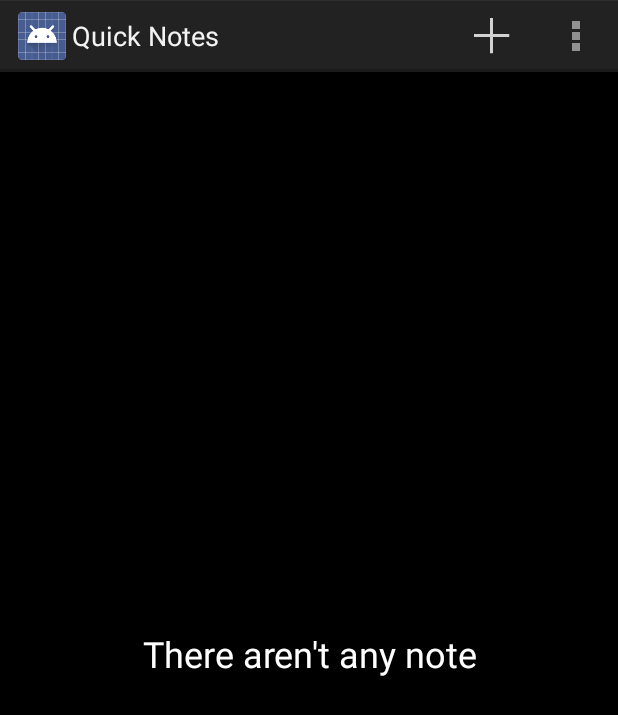
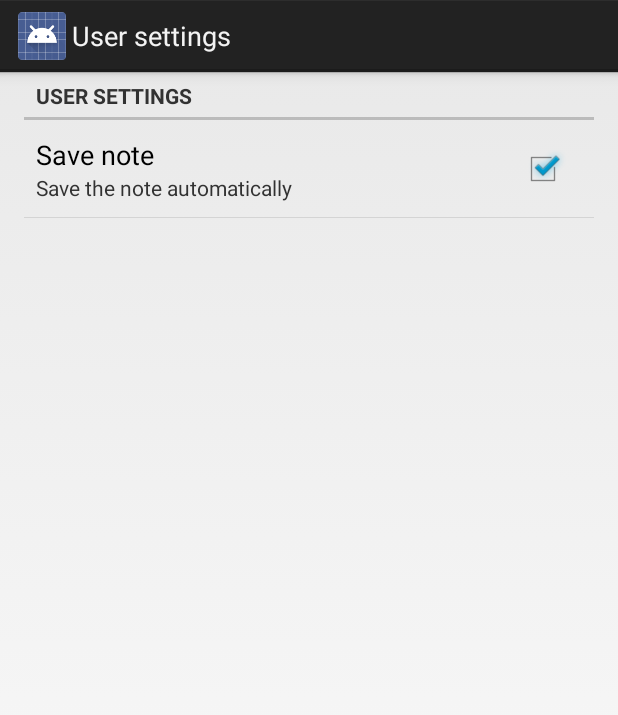
Before and after one commit to AntonioDiaz/QuickNotesApp, an Android app: the screen it shows after launch (MainActivity before the commit, UserSettingActivity after it), in the options menu, after a tap on "Settings", on a phone screen of 412 x 824 dp. Shown: the top 715 px of the screen. Run offline under Robolectric (Android 15) with nearby library versions, the phone set to English and light mode, and no system bars; 1 statement that could not run was skipped.

Commit message:
Save note automatically.

```diff
--- a/app/build.gradle
+++ b/app/build.gradle
@@ -20,10 +20,11 @@ android {
     }
 }
 
-repositories {mavenCentral()}
+repositories { mavenCentral() }
 
 dependencies {
     compile fileTree(dir: 'libs', include: ['*.jar'])
     compile 'org.droidparts:droidparts:2.6.4'
     compile 'com.google.code.gson:gson:2.3.1'
+    compile 'com.android.support:support-v4:21.0.3'
 }
--- a/app/src/main/java/com/example/toni/myapplication/EditNoteActivity.java
+++ b/app/src/main/java/com/example/toni/myapplication/EditNoteActivity.java
@@ -6,8 +6,11 @@ import android.app.DialogFragment;
 import android.content.Context;
 import android.content.DialogInterface;
 import android.content.Intent;
+import android.content.SharedPreferences;
 import android.os.Bundle;
+import android.preference.PreferenceManager;
 import android.util.Log;
+import android.view.KeyEvent;
 import android.view.Menu;
 import android.view.MenuInflater;
 import android.view.MenuItem;
@@ -73,8 +76,11 @@ public class EditNoteActivity  extends Activity implements NewNoteNameDialogFrag
         mShareActionProvider = (ShareActionProvider)menuItem.getActionProvider();
         EditText editText = (EditText) findViewById(R.id.edit_text);
         mShareActionProvider.setShareIntent(getDefaultIntent(editText.getText().toString()));
+
         return super.onCreateOptionsMenu(menu);
     }
+
+
 
     private Intent getDefaultIntent(String text) {
         Intent sendIntent = new Intent();
@@ -90,6 +96,14 @@ public class EditNoteActivity  extends Activity implements NewNoteNameDialogFrag
         menu.findItem(R.id.action_delete).setEnabled(true);
         if (this.noteUpdate==null) {
             menu.findItem(R.id.action_delete).setEnabled(false);
+        }
+        SharedPreferences preferences = PreferenceManager.getDefaultSharedPreferences(this);
+        boolean autoSave = preferences.getBoolean(getString(R.string.preference_key_save), true);
+        menu.findItem(R.id.action_save).setEnabled(true);
+        menu.findItem(R.id.action_save).setVisible(true);
+        if (autoSave) {
+            menu.findItem(R.id.action_save).setEnabled(false);
+            menu.findItem(R.id.action_save).setVisible(false);
         }
         return true;
     }
@@ -113,10 +127,11 @@ public class EditNoteActivity  extends Activity implements NewNoteNameDialogFrag
         return myReturn;
     }
 
+    /** Delete note from the phone. */
     private void deleteNote() {
         AlertDialog.Builder builder = new AlertDialog.Builder(this);
+        builder.setTitle(R.string.delete_note);
         builder.setMessage(R.string.delete_confirm);
-        builder.setTitle(R.string.delete_note);
         builder.setNegativeButton(R.string.cancel, new DialogInterface.OnClickListener() {
             public void onClick(DialogInterface dialog, int id) { }
         });
@@ -130,6 +145,7 @@ public class EditNoteActivity  extends Activity implements NewNoteNameDialogFrag
         dialog.show();
     }
 
+    /** Change the note name. */
     private void renameNote() {
         DialogFragment newNoteNameDialogFragment = new NewNoteNameDialogFragment();
         Bundle args = new Bundle();
@@ -143,14 +159,12 @@ public class EditNoteActivity  extends Activity implements NewNoteNameDialogFrag
         newNoteNameDialogFragment.show(getFragmentManager(), "note_name_dialog");
     }
 
-    /**
-     * Persist a note. If is a new note, before to save add a new note.
-     *
-     */
+    /** Persist a note. If is a new note, before to save add a new note. */
     private void saveNote() {
         EditText editText = (EditText) findViewById(R.id.edit_text);
         String newText = editText.getText().toString();
         try {
+            if (this.hasChangeText()) {
                 if (this.noteUpdate==null) {
                     String newNoteName = this.temporalName!=null ? this.temporalName : getDefaultName();
                     this.noteUpdate = MainActivity.notesList.addNote(newNoteName, newText, this);
@@ -160,13 +174,14 @@ public class EditNoteActivity  extends Activity implements NewNoteNameDialogFrag
                 }
                 Toast.makeText(this, getString(R.string.saved_note), Toast.LENGTH_SHORT).show();
                 mShareActionProvider.setShareIntent(getDefaultIntent(editText.getText().toString()));
+            } else {
+                Toast.makeText(this, getString(R.string.saved_note_nothing), Toast.LENGTH_SHORT).show();
+            }
         } catch (IOException e) {
             Toast.makeText(this, getString(R.string.error_save_note), Toast.LENGTH_SHORT).show();
             Log.d(TAG, "saveNote" + e.getMessage());
             e.printStackTrace();
         }
-
-
     }
 
     private String getDefaultName() {
@@ -187,21 +202,21 @@ public class EditNoteActivity  extends Activity implements NewNoteNameDialogFrag
         getActionBar().setTitle(newName);
     }
 
+
     @Override
     protected void onPause() {
+        if (this.hasChangeText()) {
+            this.saveNote();
+        }
         super.onPause();
-        if (this.hasChangeText()) {
-            Toast.makeText(this, "hasChanged", Toast.LENGTH_SHORT).show();
-        } else {
-            Toast.makeText(this, "notHasChanged", Toast.LENGTH_SHORT).show();
-
-        }
     }
 
     private boolean hasChangeText() {
         boolean changed = false;
         EditText editText = (EditText)findViewById(R.id.edit_text);
+        /* if the user has write text. */
         if (editText.getText().length()>0) {
+            /* if the note is new and user hasn´t save it. */
             if (this.noteUpdate==null){
                 changed = true;
             } else {
@@ -212,6 +227,7 @@ public class EditNoteActivity  extends Activity implements NewNoteNameDialogFrag
                     Log.e(TAG, "hasChangedText" + e.getMessage());
                     e.printStackTrace();
                 }
+                /* if the text of the note is distinct from the text of the input. */
                 if (!editText.getText().toString().equals(noteFromFile)){
                     changed = true;
                 }
@@ -219,5 +235,4 @@ public class EditNoteActivity  extends Activity implements NewNoteNameDialogFrag
         }
         return changed;
     }
-
 }
--- a/app/src/main/java/com/example/toni/myapplication/MainActivity.java
+++ b/app/src/main/java/com/example/toni/myapplication/MainActivity.java
@@ -3,20 +3,15 @@ package com.example.toni.myapplication;
 import android.app.ListActivity;
 import android.content.Intent;
 import android.os.Bundle;
-import android.util.Log;
 import android.view.Menu;
 import android.view.MenuInflater;
 import android.view.MenuItem;
 import android.view.View;
-import android.widget.ArrayAdapter;
 import android.widget.BaseAdapter;
 import android.widget.ListView;
 import android.widget.TextView;
-import android.widget.Toast;
 
 import com.example.toni.myapplication.business.NotesList;
-
-import java.io.IOException;
 
 
 public class MainActivity extends ListActivity {
@@ -68,7 +63,8 @@ public class MainActivity extends ListActivity {
                 createNewNote();
                 break;
             case R.id.action_settings:
-                Toast.makeText(this, "hola SETTINGS", Toast.LENGTH_SHORT).show();
+                Intent intent = new Intent(this, UserSettingActivity.class);
+                this.startActivity(intent);
                 break;
             default:
                 isValid = super.onOptionsItemSelected(item);
--- /dev/null
+++ b/app/src/main/java/com/example/toni/myapplication/UserSettingActivity.java
@@ -0,0 +1,16 @@
+package com.example.toni.myapplication;
+
+import android.os.Bundle;
+import android.preference.PreferenceActivity;
+import android.preference.PreferenceFragment;
+
+/**
+ * Created by toni on 07/02/2015.
+ */
+public class UserSettingActivity extends PreferenceActivity{
+    @Override
+    public void onCreate(Bundle savedInstanceState) {
+        super.onCreate(savedInstanceState);
+        addPreferencesFromResource(R.xml.user_preferences);
+    }
+}
--- a/app/src/main/res/values/strings.xml
+++ b/app/src/main/res/values/strings.xml
@@ -24,6 +24,14 @@
     <string name="name_exists">There is a note with this name</string>
     <string name="delete_confirm">Note is going to be delete, do you want continue?</string>
     <string name="delete_note">Delete note</string>
+    <string name="confirm_exit_title">Save note</string>
+    <string name="confirm_exit_message">Note has changed, do yo want to save it before exit?</string>
+    <string name="saved_note_nothing">Nothing to save.</string>
+    <string name="user_settings">User settings</string>
+    <string name="settings_save_note">Save note</string>
+    <string name="settings_save_note_summary">Save the note automatically</string>
+    <string name="title_activity_settings">User settings</string>
+    <string name="preference_key_save">preference_save</string>
 
 
 </resources>
--- /dev/null
+++ b/app/src/main/res/xml/user_preferences.xml
@@ -0,0 +1,12 @@
+<?xml version="1.0" encoding="utf-8"?>
+<PreferenceScreen xmlns:android="http://schemas.android.com/apk/res/android">
+    <PreferenceCategory
+        android:title="@string/user_settings"
+        android:key="pref_key_storage_settings">
+    <CheckBoxPreference
+        android:key="@string/preference_key_save"
+        android:title="@string/settings_save_note"
+        android:summary="@string/settings_save_note_summary"
+        android:defaultValue="true" />
+    </PreferenceCategory>
+</PreferenceScreen>
```
Also changed, not shown: app/src/main/AndroidManifest.xml (+11 -7 lines), app/src/main/java/com/example/toni/myapplication/business/NotesList.java (+7 -3 lines), 1 other file. Lines whose indentation alone changed are shown as unchanged.
